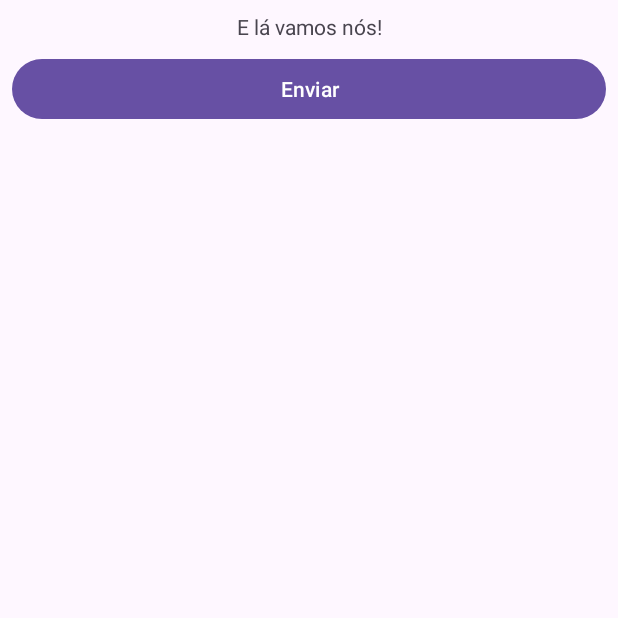
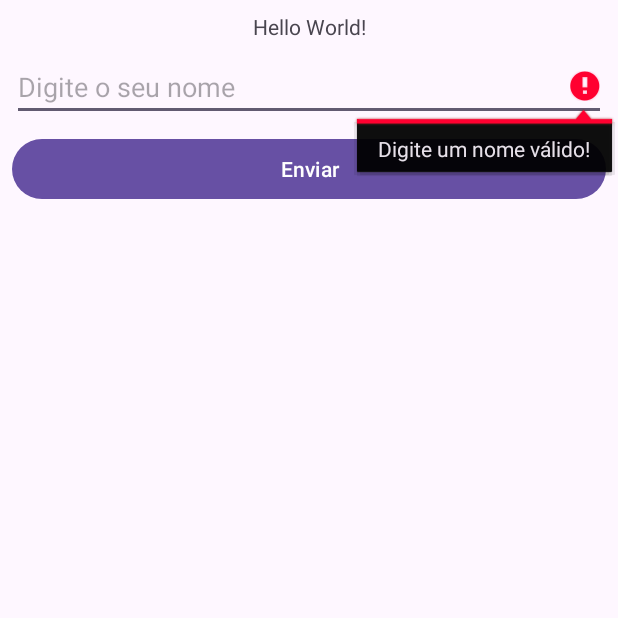
Before and after one commit to DiegoGervazoni/OceanJornadaAndroidMar2024, an Android app: the screen it shows after launch (MainActivity), after a tap on "Enviar", on a phone screen of 412 x 824 dp, the top half of it. Run offline under Robolectric (Android 15) with nearby library versions, the phone set to English and light mode, and no system bars.

Commit message:
Criacao do EditText e validação

```diff
--- a/app/src/main/java/com/example/oceanandroidjornadamar2024/MainActivity.kt
+++ b/app/src/main/java/com/example/oceanandroidjornadamar2024/MainActivity.kt
@@ -3,6 +3,7 @@ package com.example.oceanandroidjornadamar2024
 import androidx.appcompat.app.AppCompatActivity
 import android.os.Bundle
 import android.widget.Button
+import android.widget.EditText
 import android.widget.TextView
 
 class MainActivity : AppCompatActivity() {
@@ -13,10 +14,16 @@ class MainActivity : AppCompatActivity() {
         // Procura pelo ID com o findViewer
         val btnEnviar = findViewById<Button>(R.id.btnEnviar)
         val tvResultado = findViewById<TextView>(R.id.tvResultado)
+        val etNome = findViewById<EditText>(R.id.etNome)
 
         // Para criar um Listener
         btnEnviar.setOnClickListener{
-            tvResultado.text = "E lá vamos nós!"
+
+            if(etNome.text.isNotBlank()){
+                tvResultado.text = etNome.text
+            }else {
+                etNome.error = "Digite um nome válido!"
+            }
         }
     }
 }
--- a/app/src/main/res/layout/activity_main.xml
+++ b/app/src/main/res/layout/activity_main.xml
@@ -15,13 +15,10 @@
         android:layout_marginTop="8dp"
         android:layout_marginEnd="8dp"
         android:layout_marginRight="8dp"
-        android:layout_marginBottom="8dp"
         android:text="Hello World!"
-        app:layout_constraintBottom_toTopOf="@+id/btnEnviar"
         app:layout_constraintEnd_toEndOf="parent"
         app:layout_constraintStart_toStartOf="parent"
-        app:layout_constraintTop_toTopOf="parent"
-        app:layout_constraintVertical_bias="0.21" />
+        app:layout_constraintTop_toTopOf="parent" />
 
     <Button
         android:id="@+id/btnEnviar"
@@ -36,6 +33,22 @@
         app:layout_constraintEnd_toEndOf="parent"
         app:layout_constraintHorizontal_bias="0.0"
         app:layout_constraintStart_toStartOf="parent"
+        app:layout_constraintTop_toBottomOf="@+id/etNome" />
+
+    <EditText
+        android:id="@+id/etNome"
+        android:layout_width="0dp"
+        android:layout_height="wrap_content"
+        android:layout_marginStart="8dp"
+        android:layout_marginLeft="8dp"
+        android:layout_marginTop="8dp"
+        android:layout_marginEnd="8dp"
+        android:layout_marginRight="8dp"
+        android:ems="10"
+        android:hint="Digite o seu nome"
+        android:inputType="text"
+        app:layout_constraintEnd_toEndOf="parent"
+        app:layout_constraintStart_toStartOf="parent"
         app:layout_constraintTop_toBottomOf="@+id/tvResultado" />
 
 </androidx.constraintlayout.widget.ConstraintLayout>
```
